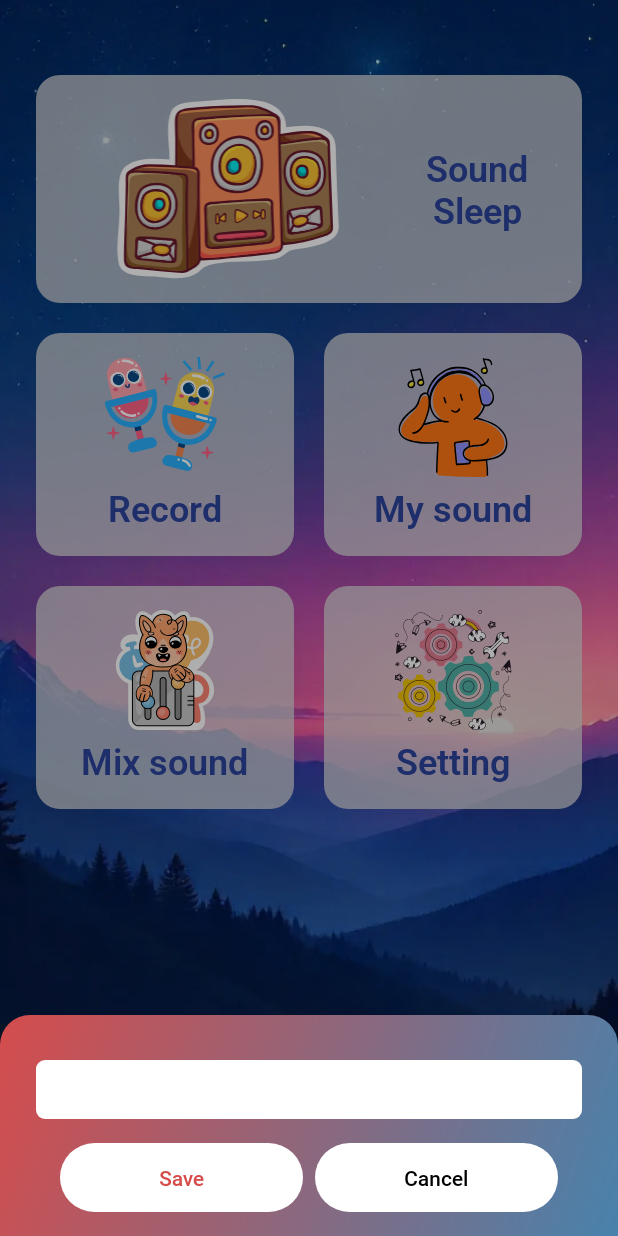
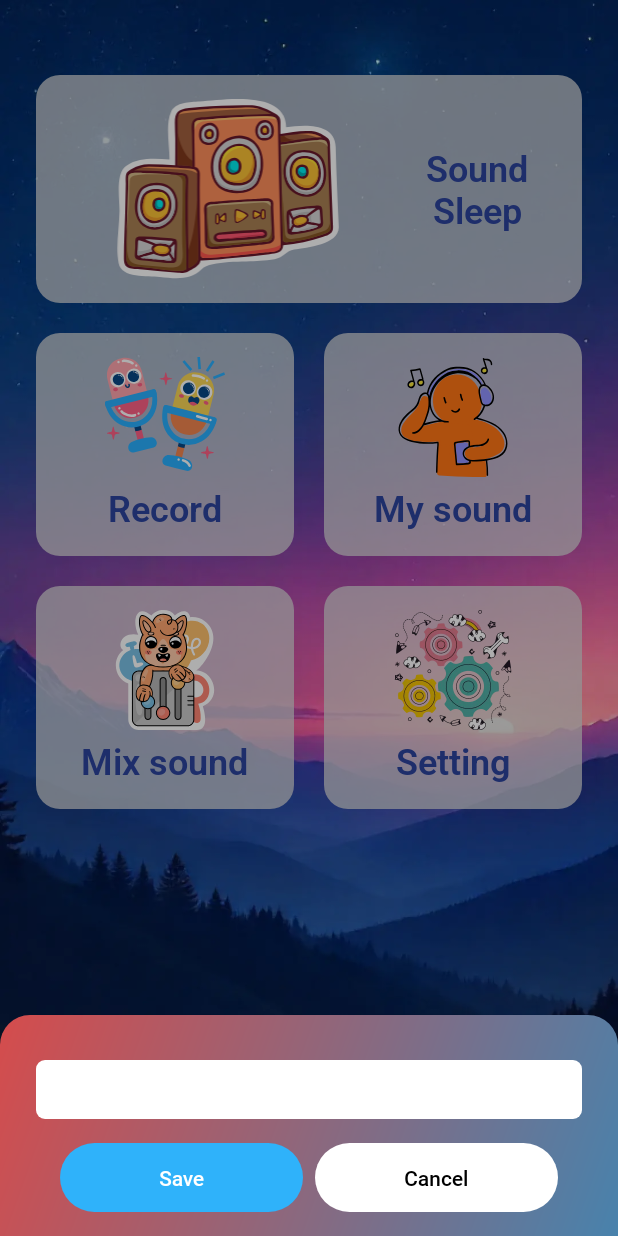
Before and after one commit to hieutn-azura/Sleep-Sound, an Android app: the fragment SaveRecordBottomSheetFragment placed in its activity, on a phone screen of 412 x 824 dp. Run offline under Robolectric (Android 15) with nearby library versions, the phone set to English and light mode, and no system bars.

Commit message:
fix bugs

```diff
--- a/app/src/main/java/com/hdt/sleepsound/ui/mixsound/MixSoundFragment.kt
+++ b/app/src/main/java/com/hdt/sleepsound/ui/mixsound/MixSoundFragment.kt
@@ -21,6 +21,7 @@ import com.hdt.sleepsound.utils.extensions.navigate
 import com.hdt.sleepsound.utils.extensions.popBackStack
 import com.hdt.sleepsound.utils.extensions.resetSelection
 import com.hdt.sleepsound.utils.extensions.showDialog
+import com.hdt.sleepsound.utils.extensions.showToast
 import com.hdt.sleepsound.utils.extensions.visible
 import kotlinx.coroutines.launch
 import org.koin.android.ext.android.inject
@@ -136,6 +137,7 @@ class MixSoundFragment: BaseFragment<FragmentMixSoundBinding>() {
                         )
 
                         navigate(R.id.mySoundFragment, MySoundFragmentArgs(1).toBundle())
+                        showToast(getContextF().getString(R.string.save_successfull))
                     }
                 }
             })
--- a/app/src/main/res/layout/bottom_sheet_fragment_save_record.xml
+++ b/app/src/main/res/layout/bottom_sheet_fragment_save_record.xml
@@ -37,12 +37,12 @@
             android:layout_marginEnd="@dimen/dp_8"
             android:layout_weight="1"
             android:background="@drawable/bg_btn_save"
-            android:backgroundTint="@color/white"
+            android:backgroundTint="@color/blue"
             android:fontFamily="@font/roboto_500"
             android:gravity="center"
             android:paddingVertical="@dimen/dp_13"
             android:text="@string/text_save"
-            android:textColor="#D64C4C"
+            android:textColor="@color/white"
             android:textSize="@dimen/sp_14" />
 
         <TextView
--- a/app/src/main/res/values/colors.xml
+++ b/app/src/main/res/values/colors.xml
@@ -14,4 +14,5 @@
     <color name="orange">#FFA222</color>
     <color name="orange_24">#3DFFA222</color>
     <color name="text_save">#D54C4C</color>
+    <color name="blue">#2FB2FA</color>
 </resources>
--- a/app/src/main/res/values/strings.xml
+++ b/app/src/main/res/values/strings.xml
@@ -129,4 +129,5 @@
     <string name="you_don_t_any_record">You don\'t have any record</string>
     <string name="des_warning">Your sound has not been saved. Are you sure you want to leave?</string>
     <string name="exit">Exit</string>
+    <string name="save_successfull">Saved</string>
 </resources>
```
Also changed, not shown: app/src/main/java/com/hdt/sleepsound/ui/record/RecordFragment.kt (+9 -2 lines).
